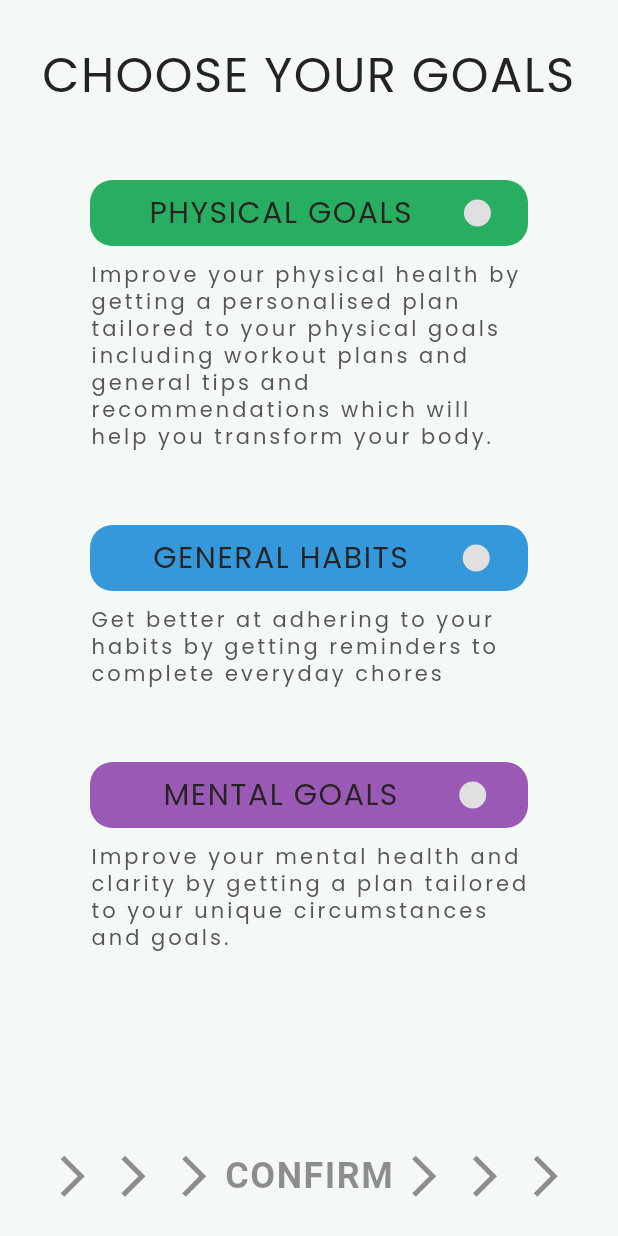
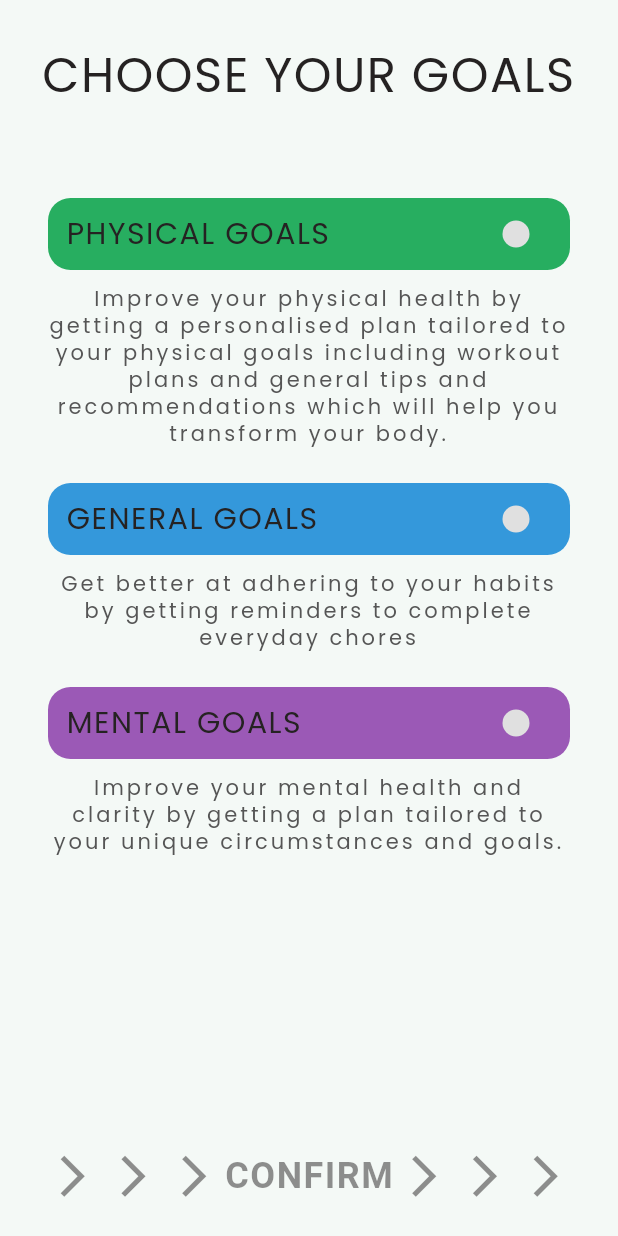
Before and after one commit to IgorPolajzer/Morph, a Flutter app: the ChooseGoalsScreen screen opened by its route, on a phone screen of 412 x 824 dp. Run offline on Flutter 3.47's test engine with Material 3 defaults, Android fonts, the phone set to English and light mode, and no system bars; our stand-ins replace cloud_firestore, dashed_circular_progress_bar, firebase_ai, firebase_auth, firebase_core, flutter_dotenv and 6 more; missing offline and left inert: flutter_popup_card, pair; accounts and stored records are empty.

Commit message:
Implemented google ads and some dynamic UI changes

```diff
--- a/lib/components/buttons/goal_radio_button.dart
+++ b/lib/components/buttons/goal_radio_button.dart
@@ -24,28 +24,36 @@ class GoalRadioButton extends StatelessWidget {
 
   @override
   Widget build(BuildContext context) {
-    return Center(
+    return LayoutBuilder(
+      builder: (context, constraints) {
+        final maxWidth = constraints.maxWidth;
+        final horizontalPadding = maxWidth * 0.08;
+
+        return Padding(
+          padding: EdgeInsets.symmetric(
+            horizontal: horizontalPadding.clamp(8, 32),
+            vertical: 12,
+          ),
           child: Column(
+            crossAxisAlignment: CrossAxisAlignment.stretch,
             children: [
-          Padding(
-            padding: const EdgeInsets.symmetric(horizontal: 60),
-            child: Container(
+              Container(
+                padding: const EdgeInsets.symmetric(horizontal: 12),
                 decoration: BoxDecoration(
                   borderRadius: BorderRadius.circular(15),
                   color: backgroundColor,
                 ),
-              height: 44,
-              width: double.infinity,
                 child: Row(
-                mainAxisAlignment: MainAxisAlignment.spaceAround,
                   children: [
-                  SizedBox(width: 10),
-                  Text(
+                    Expanded(
+                      child: Text(
                         title,
                         style: kGoalTitleTextStyle.copyWith(
                           color: Theme.of(context).primaryColor,
                         ),
-                    textAlign: TextAlign.center,
+                        overflow: TextOverflow.ellipsis,
+                        maxLines: 1,
+                      ),
                     ),
                     Checkbox(value: isChecked, onChanged: checkboxCallback),
                     if (editable)
@@ -54,29 +62,23 @@ class GoalRadioButton extends StatelessWidget {
                           Icons.more_horiz,
                           color: Theme.of(context).primaryColor,
                         ),
-                      onTap: isChecked ? editOnTap : () {},
+                        onTap: isChecked ? editOnTap : null,
                       ),
-                  if (editable) SizedBox(width: 10),
                   ],
                 ),
               ),
-          ),
-          Padding(
-            padding: const EdgeInsets.only(
-              top: 10,
-              left: 60,
-              right: 60,
-              bottom: 50,
-            ),
-            child: Text(
+              const SizedBox(height: 10),
+              Text(
                 description,
                 style: kPlaceHolderTextStyle.copyWith(
                   color: Theme.of(context).secondaryHeaderColor,
                 ),
-            ),
+                textAlign: TextAlign.center,
               ),
             ],
           ),
         );
+      },
+    );
   }
 }
--- a/lib/config/router_config.dart
+++ b/lib/config/router_config.dart
@@ -11,7 +11,7 @@ import '../components/special/navbar.dart';
 import '../screens/core/profile_screen.dart';
 import '../screens/edit/change_habits_screen.dart';
 import '../screens/onboarding/choose_goals_screen.dart';
-import '../screens/onboarding/describe_your_goals.dart';
+import '../screens/onboarding/describe_your_goals_screen.dart';
 import '../screens/onboarding/plan_overview_screen.dart';
 import '../screens/onboarding/registration_screen.dart';
 import '../screens/onboarding/welcome_screen.dart';
--- a/lib/model/experience.dart
+++ b/lib/model/experience.dart
@@ -57,7 +57,6 @@ class Experience {
   }
 
   void increment(DateTime scheduledDate, ValueNotifier<int> experience) {
-    experience.value = 10;
     experience.value =
         isToday(scheduledDate) != scheduledDate.isBefore(DateTime.now())
             ? (_increment / 2).round()
--- a/lib/screens/onboarding/choose_goals_screen.dart
+++ b/lib/screens/onboarding/choose_goals_screen.dart
@@ -8,7 +8,7 @@ import 'package:toastification/toastification.dart';
 import '../../components/text/screen_title.dart';
 import '../../model/user_data.dart';
 import '../../utils/constants.dart';
-import 'describe_your_goals.dart';
+import 'describe_your_goals_screen.dart';
 
 class ChooseGoalsScreen extends StatefulWidget {
   static String id = '/choose_goals_screen';
@@ -55,7 +55,7 @@ class _ChooseGoalsScreenState extends State<ChooseGoalsScreen> {
                 });
               },
               backgroundColor: kGeneralColor,
-              title: "GENERAL HABITS",
+              title: "GENERAL GOALS",
               description:
                   "Get better at adhering to your habits by getting reminders to complete everyday chores",
             ),
--- a/pubspec.yaml
+++ b/pubspec.yaml
@@ -31,6 +31,7 @@ dependencies:
   flutter_dotenv: ^5.2.1
   cloud_functions: ^5.5.0
   firebase_ai: ^2.3.0
+  google_mobile_ads: ^6.0.0
 
 dev_dependencies:
   flutter_test:
```
Also changed, not shown: lib/components/pop_ups/add_task_popup.dart (+37 -13 lines), lib/main.dart (+9 -1 lines), lib/model/tests/experience_test.dart (added, +11 -0 lines), lib/model/tests/user_data_test.dart (added, +9 -0 lines), lib/screens/core/profile_screen.dart (+11 -2 lines), lib/screens/onboarding/describe_your_goals_screen.dart (renamed from lib/screens/onboarding/describe_your_goals.dart, +76 -6 lines), pubspec.lock, 3 other files. Lines whose indentation alone changed are shown as unchanged.
